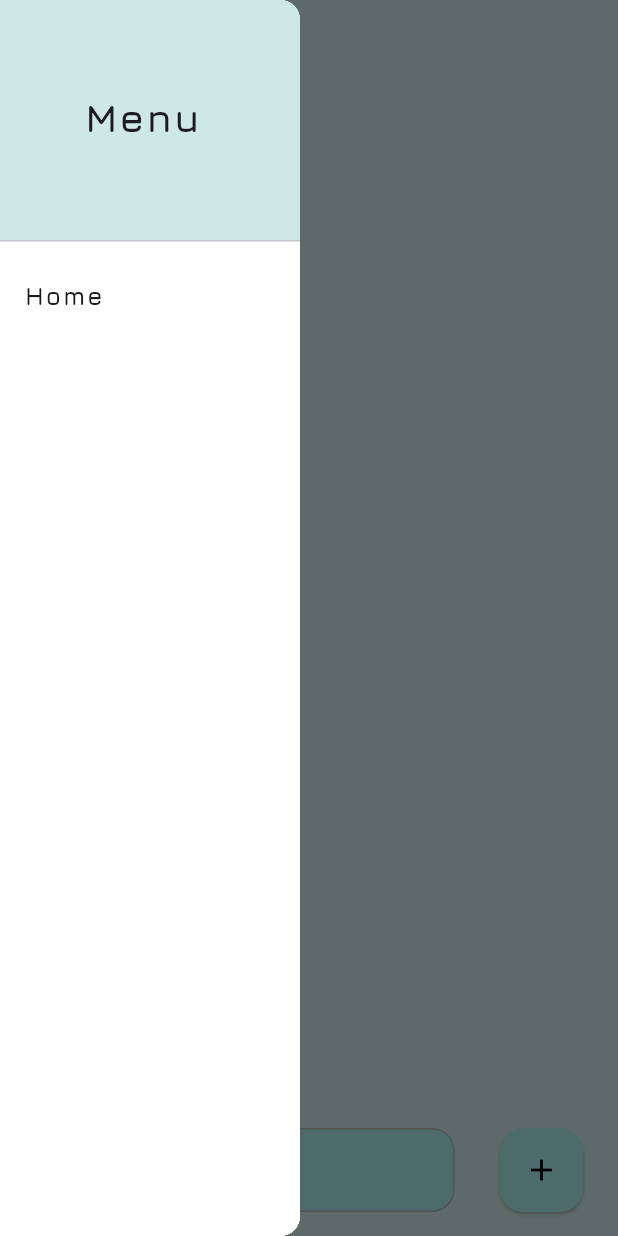
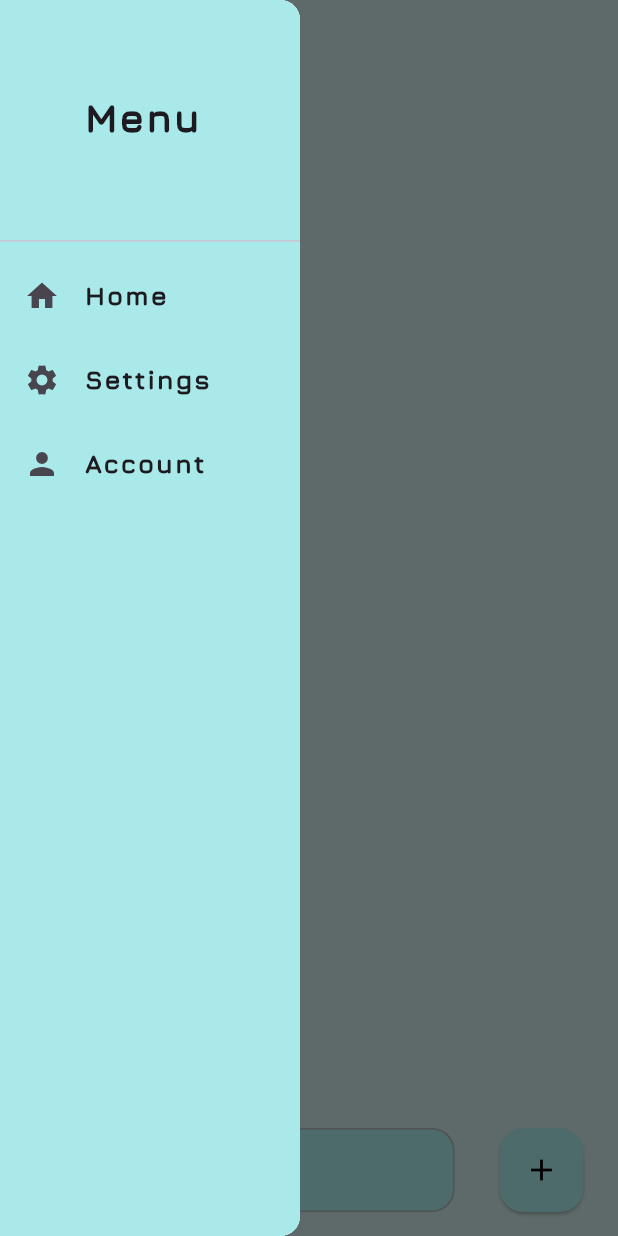
Before and after one commit to Binada-SH/To_Do_Application, a Flutter app: the screen it shows after launch, with the side drawer open, on a phone screen of 412 x 824 dp. Run offline on Flutter 3.47's test engine with Material 3 defaults, Android fonts, the light colour scheme and no system bars; our stand-ins replace flutter_local_notifications, flutter_slidable, font_awesome_flutter, timezone.

Commit message:
MWenu drawer items adding

```diff
--- a/lib/pages/widgets/menu_drawer.dart
+++ b/lib/pages/widgets/menu_drawer.dart
@@ -14,13 +14,13 @@ class menuDrawer extends StatelessWidget {
         )
       ),
       child: Container(
-        color: Colors.white,
+        color: Color(0xFFAAE9E9),
         child: ListView(
           padding: EdgeInsets.zero,
           children: [
             const DrawerHeader(
               decoration: BoxDecoration(
-                color: Color(0xFFCDE8E5),
+                color: Color(0xFFAAE9E9),
                 ),
                 child: Padding(
                   padding: EdgeInsets.only(top: 43, left: 40),
@@ -28,26 +28,53 @@ class menuDrawer extends StatelessWidget {
                     'Menu',
                     style: TextStyle(
                       fontFamily: 'Jura',
-                      fontWeight: FontWeight.w800,
                       letterSpacing: 1.3,
                       fontSize: 26,
+                      fontWeight: FontWeight.w900,
                     ),
                   ),
                 ),
               ),
               ListTile (
+                leading: Icon(
+                  Icons.home,
+                  ),
                   title: Text(
                   'Home',
                   style: TextStyle(
                     fontFamily: 'Jura',
                     letterSpacing: 1.3,
-                    fontWeight: FontWeight.w800,
-
+                    fontSize: 17,
+                    fontWeight: FontWeight.w900,
                   ),
                 ),
+                onTap: (){},
+              ),
+              ListTile(
+                leading: Icon(Icons.settings),
+                title: Text(
+                  "Settings",
+                  style: TextStyle(
+                    fontFamily: 'Jura',
+                    letterSpacing: 1.3,
+                    fontSize: 17,
+                    fontWeight: FontWeight.w900,
+                  ),
+                ),
+              ),
+              ListTile(
+                leading: Icon(Icons.person),
+                title: Text(
+                  'Account',
+                  style: TextStyle(
+                    fontFamily: 'Jura',
+                    letterSpacing: 1.3,
+                    fontSize: 17,
+                    fontWeight: FontWeight.w900
+                  ),
+                ),
+              )
 
-                  onTap: (){},
-                ),
           ],
         )
       ),
```
